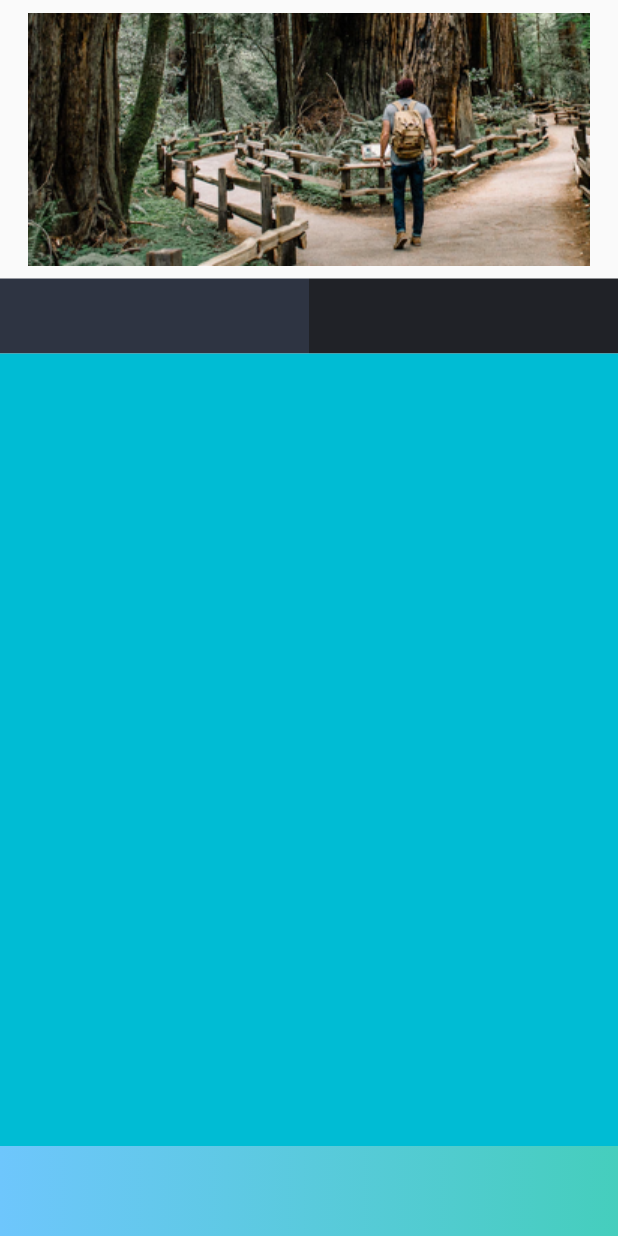
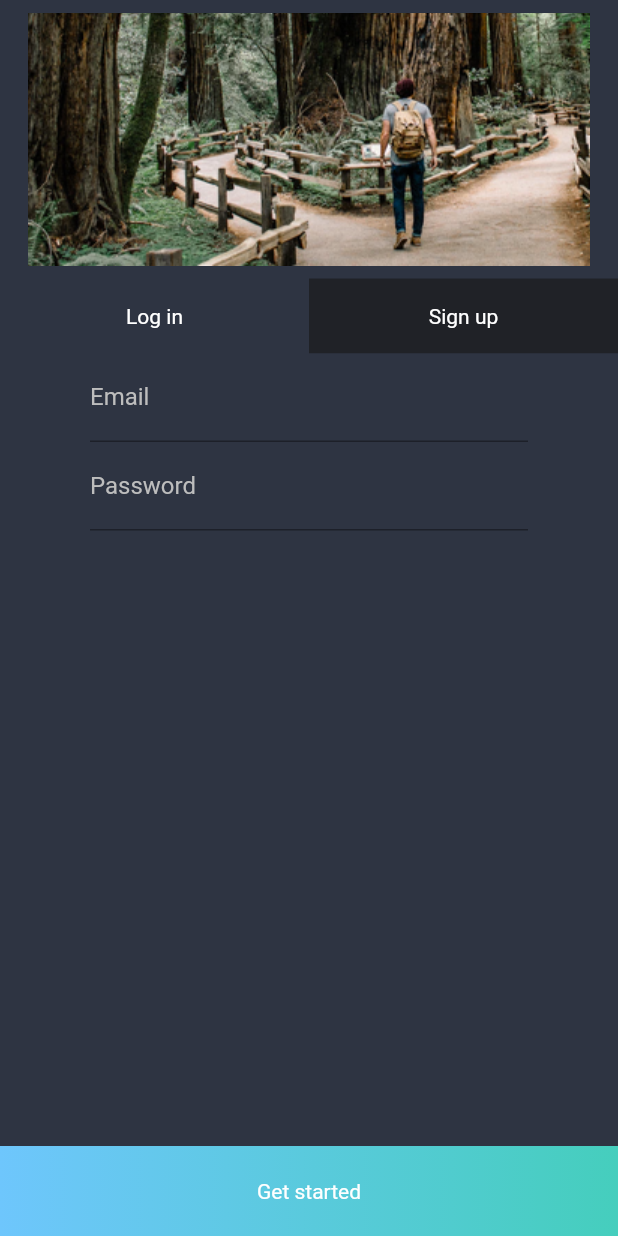
Before and after one commit to andreymusth/flutter-examples, a Flutter app: the screen it shows after launch, on a phone screen of 412 x 824 dp. Run offline on Flutter 3.47's test engine with Material 2 defaults, Android fonts, the phone set to English and light mode, and no system bars; project files that could hold a hidden picture were left out.

```diff
--- a/lib/my_tab_bar.dart
+++ b/lib/my_tab_bar.dart
@@ -30,13 +30,29 @@ class _MyTab extends State<MyTabBar> {
   Widget _getProperColumn() {
     Widget properWidget;
 
-    if (_selectedTab == 1) {
-      properWidget = Container(
-        color: Colors.cyan,
+    if (_selectedTab == 2) {
+      properWidget = Column(
+        children: <Widget>[
+          TextField(
+            decoration: InputDecoration(labelText: "Email"),
+            style: TextStyle(color: Colors.white),
+          )
+        ],
       );
-    } else if (_selectedTab == 2) {
-      properWidget = Container(
-        color: Colors.amberAccent,
+    } else if (_selectedTab == 1) {
+      properWidget = Column(
+        children: <Widget>[
+          TextField(
+            decoration: InputDecoration(labelText: "Email"),
+            keyboardType: TextInputType.emailAddress,
+            style: TextStyle(color: Colors.white),
+          ),
+          TextField(
+            decoration: InputDecoration(labelText: "Password"),
+            obscureText: true,
+            style: TextStyle(color: Colors.white),
+          )
+        ],
       );
     }
 
@@ -46,11 +62,13 @@ class _MyTab extends State<MyTabBar> {
   @override
   Widget build(BuildContext context) {
     return MaterialApp(
+      theme: ThemeData(primaryColor: Colors.white, hintColor: Colors.grey[400]),
       home: Scaffold(
         appBar: PreferredSize(
           child: Image.asset("assets/login_signup_image.png"),
           preferredSize: Size.fromHeight(400.0),
         ),
+        backgroundColor: _normal,
         body: Column(
           children: <Widget>[
             Container(
@@ -65,6 +83,12 @@ class _MyTab extends State<MyTabBar> {
                             _toggleTab(1);
                             debugPrint("pressed 1");
                           },
+                          child: Center(
+                            child: Text(
+                              "Log in",
+                              style: TextStyle(color: Colors.white),
+                            ),
+                          ),
                         ),
                         color: Colors.transparent,
                       ),
@@ -79,6 +103,12 @@ class _MyTab extends State<MyTabBar> {
                             _toggleTab(2);
                             debugPrint("pressed 2");
                           },
+                          child: Center(
+                            child: Text(
+                              "Sign up",
+                              style: TextStyle(color: Colors.white),
+                            ),
+                          ),
                         ),
                         color: Colors.transparent,
                       ),
@@ -89,11 +119,36 @@ class _MyTab extends State<MyTabBar> {
               ),
             ),
             Expanded(
-              child: _getProperColumn(),
+              child: Container(
+                color: _normal,
+                child: Center(
+                  child: Padding(
+                    padding: EdgeInsets.only(
+                      left: 60.0,
+                      right: 60.0,
+                    ),
+                    child: _getProperColumn(),
+                  ),
+                ),
+              ),
             )
           ],
         ),
         bottomNavigationBar: Container(
+          child: Material(
+            child: InkWell(
+              onTap: () {
+                print("pressed 3");
+              },
+              child: Center(
+                child: Text(
+                  "Get started",
+                  style: TextStyle(color: Colors.white),
+                ),
+              ),
+            ),
+            color: Colors.transparent,
+          ),
           height: 60.0,
           decoration: BoxDecoration(
             gradient: LinearGradient(
```
